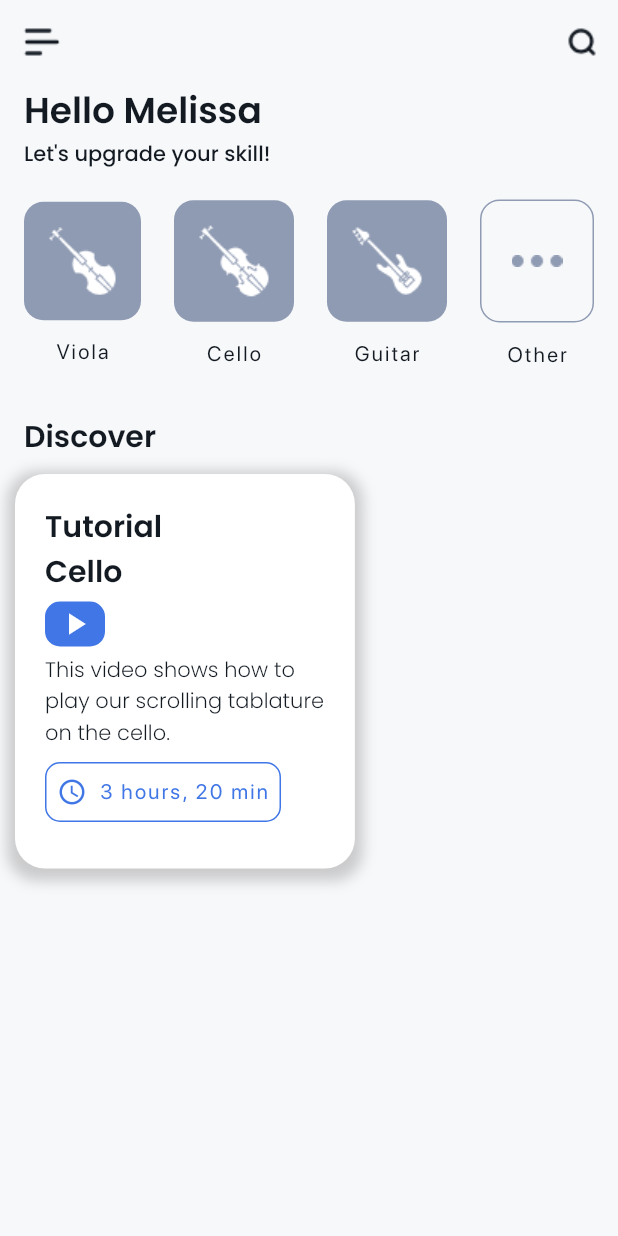
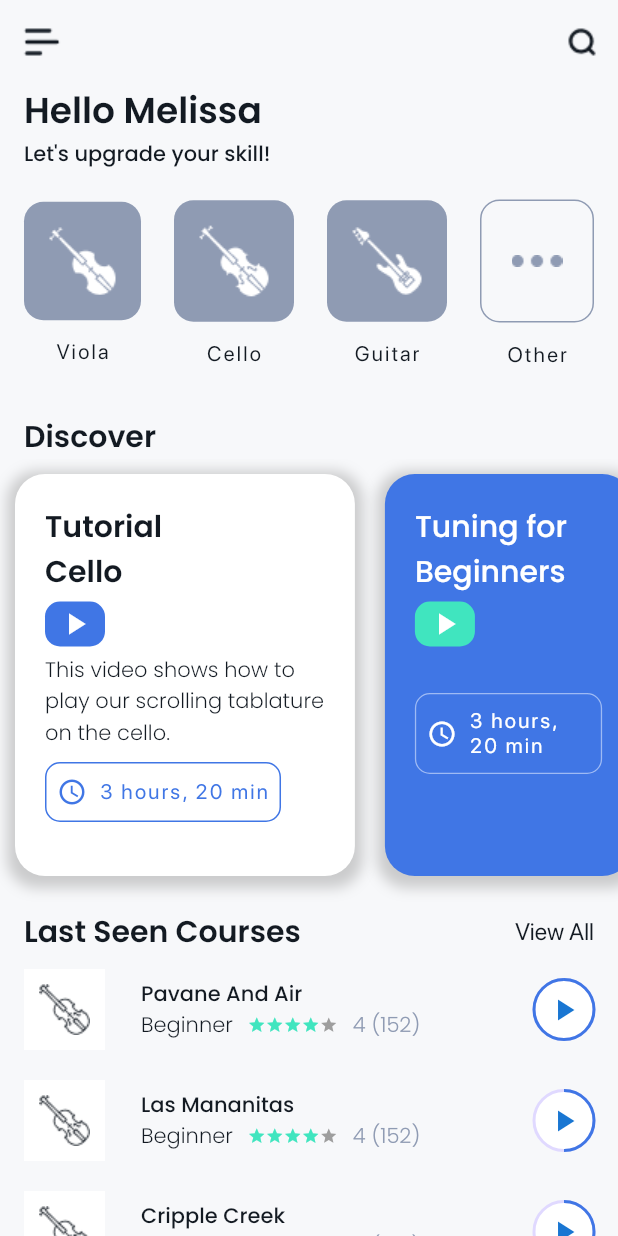
Before and after one commit to ahmetsarac/stringclub, a Flutter app: the screen it shows after launch, on a phone screen of 412 x 824 dp. Run offline on Flutter 3.47's test engine with Material 2 defaults, Android fonts, the phone set to English and light mode, and no system bars.

Commit message:
Last courses section was added to Home View.

```diff
--- a/lib/main.dart
+++ b/lib/main.dart
@@ -42,6 +42,11 @@ class StringClub extends StatelessWidget {
             fontSize: 14,
             color: Color(0xFF131A22),
           ),
+          labelLarge: TextStyle(
+            fontFamily: 'SF Pro Display',
+            fontSize: 16,
+            color: Color(0xFF131A22),
+          ),
         ),
       ),
       home: const HomeView(),
--- a/lib/views/home_view.dart
+++ b/lib/views/home_view.dart
@@ -1,5 +1,6 @@
 import 'package:flutter/material.dart';
 
+import '../widgets/home_view/course_item.dart';
 import '../widgets/home_view/discover_item.dart';
 import '../widgets/home_view/home_view_app_bar.dart';
 import '../widgets/home_view/instrument_item.dart';
@@ -52,15 +53,42 @@ class HomeView extends StatelessWidget {
                   style: Theme.of(context).textTheme.headlineMedium,
                 ),
               ),
-              Container(
-                width: double.infinity,
-                height: 295,
+              LimitedBox(
+                maxHeight: 300,
                 child: ListView(
                   scrollDirection: Axis.horizontal,
                   children: const [
                     DiscoverItem(true, 'Tutorial\nCello',
                         'This video shows how to play our scrolling tablature on the cello.'),
-                    //DiscoverItem(false, 'Tuning for Beginners', ''),
+                    DiscoverItem(false, 'Tuning for Beginners', ''),
+                  ],
+                ),
+              ),
+              Container(
+                margin: const EdgeInsets.only(bottom: 10.0),
+                padding: const EdgeInsets.symmetric(horizontal: 16.0),
+                child: Row(
+                  mainAxisAlignment: MainAxisAlignment.spaceBetween,
+                  children: [
+                    Text(
+                      'Last Seen Courses',
+                      style: Theme.of(context).textTheme.headlineMedium,
+                    ),
+                    Text(
+                      'View All',
+                      style: Theme.of(context).textTheme.labelLarge,
+                    ),
+                  ],
+                ),
+              ),
+              Padding(
+                padding: const EdgeInsets.symmetric(horizontal: 16.0),
+                child: Column(
+                  children: [
+                    // Course Item
+                    CourseItem('Pavane And Air', 1),
+                    CourseItem('Las Mananitas', 0.5),
+                    CourseItem('Cripple Creek', 0.7),
                   ],
                 ),
               ),
--- /dev/null
+++ b/lib/widgets/home_view/course_item.dart
@@ -0,0 +1,97 @@
+import 'package:flutter/material.dart';
+
+class CourseItem extends StatelessWidget {
+  final String name;
+  final double progress;
+
+  const CourseItem(
+    this.name,
+    this.progress, {
+    Key? key,
+  }) : super(key: key);
+
+  @override
+  Widget build(BuildContext context) {
+    return Container(
+      margin: const EdgeInsets.only(bottom: 20.0),
+      child: Row(
+        mainAxisAlignment: MainAxisAlignment.spaceBetween,
+        children: [
+          Row(
+            children: [
+              Container(
+                margin: const EdgeInsets.only(right: 24.0),
+                padding: const EdgeInsets.all(10.0),
+                color: Colors.white,
+                child: Image.asset('assets/images/violin.png'),
+              ),
+              Column(
+                crossAxisAlignment: CrossAxisAlignment.start,
+                children: [
+                  Text(
+                    name,
+                    style: Theme.of(context).textTheme.bodyMedium,
+                  ),
+                  Row(
+                    children: [
+                      Text(
+                        'Beginner',
+                        style: Theme.of(context).textTheme.bodySmall,
+                      ),
+                      const SizedBox(width: 10),
+                      for (int i = 0; i < 5; i++)
+                        Icon(
+                          Icons.star,
+                          size: 12,
+                          color: i == 4 ? Colors.grey : const Color(0xFF40E5BF),
+                        ),
+                      const SizedBox(
+                        width: 10,
+                      ),
+                      Text(
+                        '4 (152)',
+                        style: Theme.of(context).textTheme.bodySmall!.copyWith(
+                              color: const Color(0xFF8F9BB3),
+                            ),
+                      ),
+                    ],
+                  ),
+                ],
+              ),
+            ],
+          ),
+          InkWell(
+            onTap: () {},
+            child: Stack(
+              children: [
+                const CircleAvatar(
+                  backgroundColor: Colors.white,
+                  radius: 20,
+                  child: Icon(Icons.play_arrow),
+                ),
+                const SizedBox(
+                  width: 40,
+                  height: 40,
+                  child: CircularProgressIndicator(
+                    strokeWidth: 2,
+                    color: Color(0xFFE0D9FF),
+                    value: 1,
+                  ),
+                ),
+                SizedBox(
+                  width: 40,
+                  height: 40,
+                  child: CircularProgressIndicator(
+                    strokeWidth: 2,
+                    color: Color(0xFF4076E5),
+                    value: progress, // Change this value to update the progress
+                  ),
+                ),
+              ],
+            ),
+          ),
+        ],
+      ),
+    );
+  }
+}
--- a/lib/widgets/home_view/discover_item.dart
+++ b/lib/widgets/home_view/discover_item.dart
@@ -15,6 +15,7 @@ class DiscoverItem extends StatelessWidget {
   @override
   Widget build(BuildContext context) {
     return Container(
+      width: MediaQuery.of(context).size.width * (isSelected ? 0.55 : 0.4),
       margin: const EdgeInsets.only(
           top: 10.0, bottom: 22.0, right: 10.0, left: 10.0),
       padding: const EdgeInsets.all(20.0),
@@ -30,14 +31,14 @@ class DiscoverItem extends StatelessWidget {
           ),
         ],
       ),
-      width: MediaQuery.of(context).size.width * (isSelected ? 0.55 : 0.4),
-      height: 100,
       child: Column(
+        mainAxisSize: MainAxisSize.min,
         crossAxisAlignment: CrossAxisAlignment.start,
         children: [
           Text(
             title,
             style: Theme.of(context).textTheme.headlineMedium!.copyWith(
+                fontWeight: isSelected ? FontWeight.w600 : FontWeight.w500,
                 color: isSelected == false
                     ? Colors.white
                     : Theme.of(context).textTheme.headlineMedium!.color),
```
Also changed, not shown: assets/images/violin.png (added).
